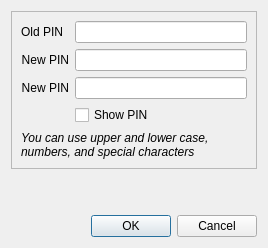
First picture: the form in stick20changepassworddialog.ui, repository Nitrokey/nitrokey-app, before the edit.
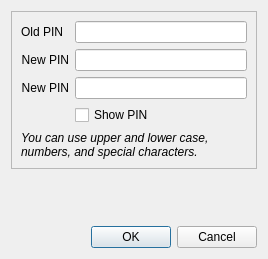
Second picture: the form after the edit. Icons and pictures are not drawn.

Commit message: Missing dot

The edit to the form file:
```diff
--- a/stick20changepassworddialog.ui
+++ b/stick20changepassworddialog.ui
@@ -7,7 +7,7 @@
     <x>0</x>
     <y>0</y>
     <width>268</width>
-    <height>248</height>
+    <height>259</height>
    </rect>
   </property>
   <property name="sizePolicy">
@@ -98,7 +98,7 @@
          <set>Qt::ImhNone</set>
         </property>
         <property name="text">
-         <string>&lt;html&gt;&lt;head/&gt;&lt;body&gt;&lt;p&gt;&lt;span style=&quot; font-style:italic;&quot;&gt;You can use upper and lower case, numbers, and special characters&lt;/span&gt;&lt;/p&gt;&lt;/body&gt;&lt;/html&gt;</string>
+         <string>&lt;html&gt;&lt;head/&gt;&lt;body&gt;&lt;p&gt;&lt;span style=&quot; font-style:italic;&quot;&gt;You can use upper and lower case, numbers, and special characters.&lt;/span&gt;&lt;/p&gt;&lt;/body&gt;&lt;/html&gt;</string>
         </property>
         <property name="alignment">
          <set>Qt::AlignLeading|Qt::AlignLeft|Qt::AlignVCenter</set>
```
